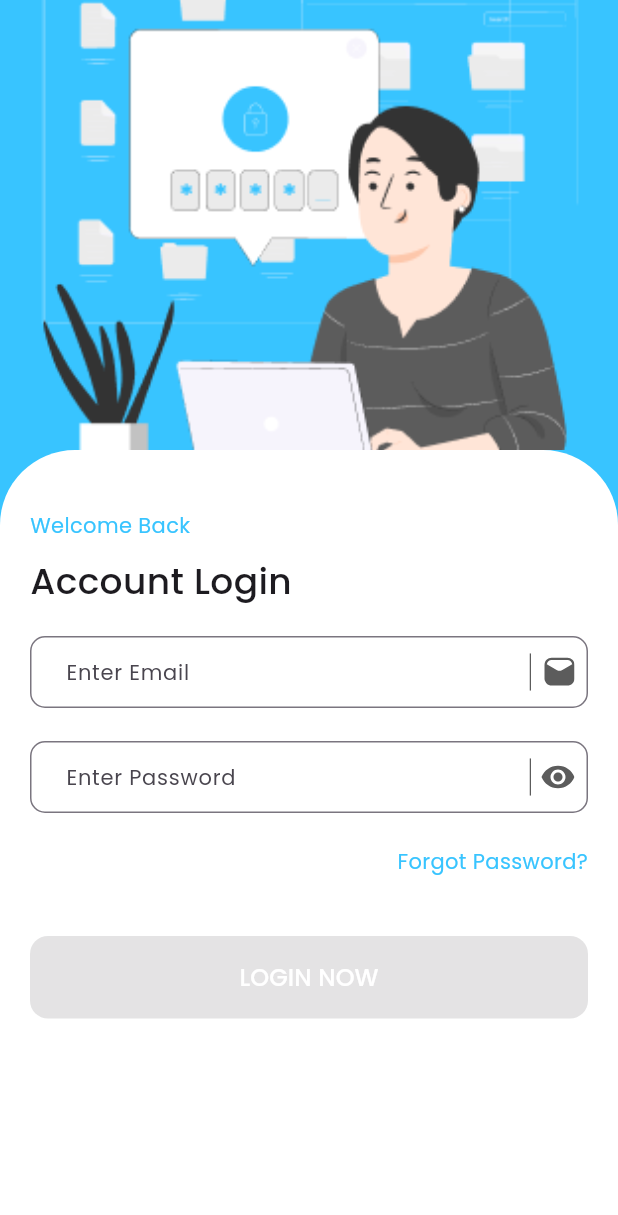
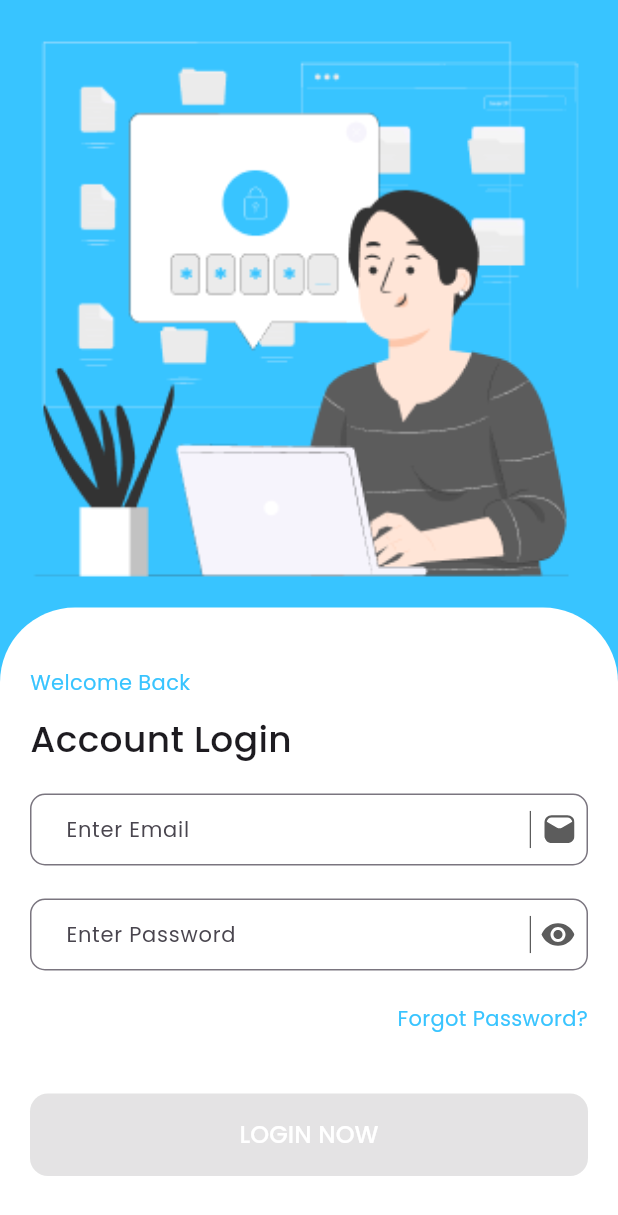
Before and after one commit to CloudCentricPvt/Time_Log, a Flutter app: the screen it shows after launch, on a phone screen of 412 x 824 dp. Shown: the top 1215 px of the screen. Run offline on Flutter 3.47's test engine with Material 3 defaults, Android fonts, the phone set to English and light mode, and no system bars; our stand-ins replace connectivity_plus, dropdown_search, fl_chart, flutter_dotenv, flutter_svg, get and 7 more; missing offline and left inert: app_settings, dart:ffi, material_dialogs.

Commit message:
Login Screen UI change

```diff
--- a/lib/network/k_network_api_service.dart
+++ b/lib/network/k_network_api_service.dart
@@ -171,11 +171,10 @@ class KNetworkApiServices extends KBaseApiServices {
           context,
           TextButton(
             onPressed: () {
-             // Navigator.pop(context);
-              Get.back();
-              Navigator.pushReplacementNamed(context, '/login_screen');
+              Navigator.pop(context);
               localStorage.remove("Auth_Token");
               localStorage.remove(KStorageKey.isActive);
+              Get.offAllNamed('/login_screen');
             },
             child: Text(
               "OK",
--- a/lib/utils/constants/k_drawer_menu.dart
+++ b/lib/utils/constants/k_drawer_menu.dart
@@ -37,6 +37,7 @@ class _CustomDrawerMenuState extends State<CustomDrawerMenu> {
             padding: const EdgeInsets.only(top: 2),
             child: Padding(
               padding: const EdgeInsets.only(top: 10, left: 14, right: 14),
+              child: SingleChildScrollView(
                 child: Column(
                   children: [
                     Row(
@@ -142,7 +143,6 @@ class _CustomDrawerMenuState extends State<CustomDrawerMenu> {
                               children: [
                                 Row(
                                   children: [
-                                  const Spacer(),
                                     InkWell(
                                       child: Container(
                                         width: 32,
@@ -258,7 +258,7 @@ class _CustomDrawerMenuState extends State<CustomDrawerMenu> {
                         ),
                       ),
                     ),
-                  const Spacer(),
+                    const SizedBox(height: 100,),
                     Padding(
                       padding: const EdgeInsets.only(bottom: 20),
                       child: Row(
@@ -292,6 +292,7 @@ class _CustomDrawerMenuState extends State<CustomDrawerMenu> {
                       ),
                     ),
                   ],
+                ),
               ),
             ),
           ),
--- a/lib/utils/constants/k_nav_header.dart
+++ b/lib/utils/constants/k_nav_header.dart
@@ -75,7 +75,9 @@ class KCustomDrawer {
                         ],
                       ),
                     )
-                  : Text(
+                  : Expanded(
+                flex: 6,
+                    child: Text(
                         title,
                         style: TextStyle(
                             color: titleColor,
@@ -83,6 +85,7 @@ class KCustomDrawer {
                             fontWeight: FontWeight.w600,
                             fontFamily: "Poppins",
                             letterSpacing: 0.5),
+                      ),
                   ),
             ],
           ),
--- a/lib/utils/reusable_widgit/k_custom_card.dart
+++ b/lib/utils/reusable_widgit/k_custom_card.dart
@@ -25,7 +25,7 @@ class CustomCard extends StatelessWidget {
     return Padding(
       padding: const EdgeInsets.all(8.0),
       child: Container(
-        height: 94,
+        height: 100,
         width:cardWidth,
         decoration: BoxDecoration(
           color: myColor,
@@ -41,6 +41,7 @@ class CustomCard extends StatelessWidget {
                 containerTextDigit,
                 style: TextStyle(
                   color: textColor,
+                  fontSize: 13,
                   fontFamily: 'Poppins',
                   fontWeight: FontWeight.w700,
                 ),
--- a/lib/views/authentication/login_screen.dart
+++ b/lib/views/authentication/login_screen.dart
@@ -46,26 +46,32 @@ class _LoginScreenState extends State<LoginScreen> {
   Widget build(BuildContext context) {
     return Scaffold(
       backgroundColor: KColors.appPrimary,
-      resizeToAvoidBottomInset: false, // prevent flutter default resize
-      body: SafeArea(
-        child: AnimatedPadding(
-          duration: const Duration(milliseconds: 300),
-          curve: Curves.easeOut,
-          padding: EdgeInsets.only(
-            bottom: MediaQuery.of(context).viewInsets.bottom,
-          ),
-          child: Column(
+      body: Stack(
         children: [
-              SizedBox(
-                height: 300,
+          Column(
+            children: [
+              Expanded(
+                child: SizedBox(
+                  height: MediaQuery.of(context).size.height * 0.45,
                   width: double.infinity,
                   child: Image.asset(
                     KAssets.login_image,
                     fit: BoxFit.cover,
                   ),
                 ),
-
+              ),
               Expanded(
+                child: Container(
+                  height: MediaQuery.of(context).size.height * 0.55,
+                  width: double.infinity,
+                ),
+              ),
+            ],
+          ),
+          Positioned(
+            bottom: 0,
+            left: 0,
+            right: 0,
             child: Container(
               width: double.infinity,
               decoration: const BoxDecoration(
@@ -112,8 +118,6 @@ class _LoginScreenState extends State<LoginScreen> {
             ),
           ),
         ],
-          ),
-        ),
       ),
     );
   }
--- a/pubspec.yaml
+++ b/pubspec.yaml
@@ -16,7 +16,7 @@ publish_to: 'none' # Remove this line if you wish to publish to pub.dev
 # https://developer.apple.com/library/archive/documentation/General/Reference/InfoPlistKeyReference/Articles/CoreFoundationKeys.html
 # In Windows, build-name is used as the major, minor, and patch parts
 # of the product and file versions while build-number is used as the build suffix.
-version: 1.0.0+1
+version: 1.0.0+8
 
 environment:
   sdk: ^3.5.4
@@ -43,7 +43,6 @@ dependencies:
   intl: ^0.19.0
   location: ^5.0.3
   app_settings: ^5.1.1
-  flutter_pdfview: ^1.2.7
   webview_flutter: ^4.4.2
   path_provider: ^2.0.8
   syncfusion_flutter_pdfviewer: ^31.2.4
```
Also changed, not shown: lib/views/timelogs/time_logs_screen.dart (+13 -4 lines), pubspec.lock, 2 other files. Lines whose indentation alone changed are shown as unchanged.
